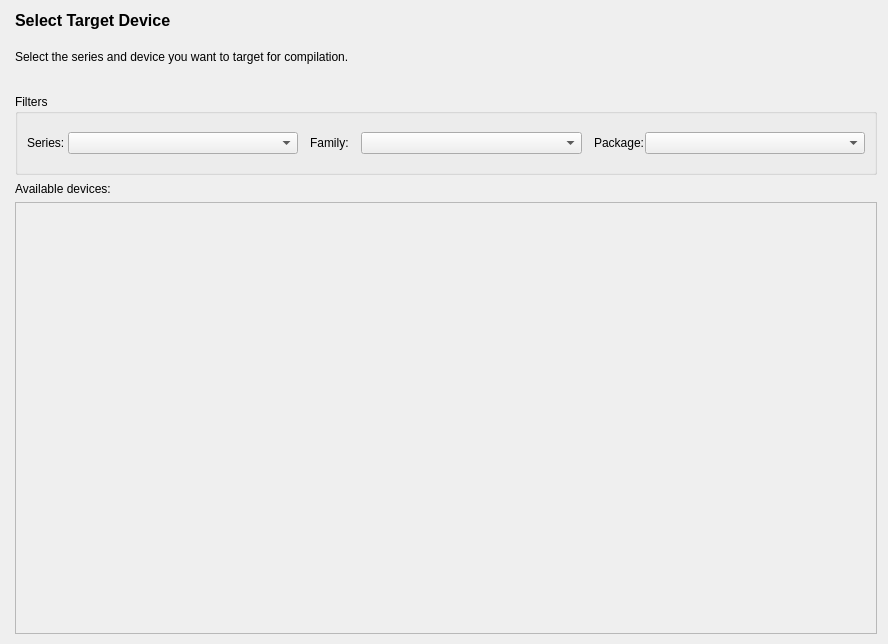
Before: the Qt Designer form src/NewProject/device_planner_form.ui in os-fpga/FOEDAG, drawn with Qt 5.
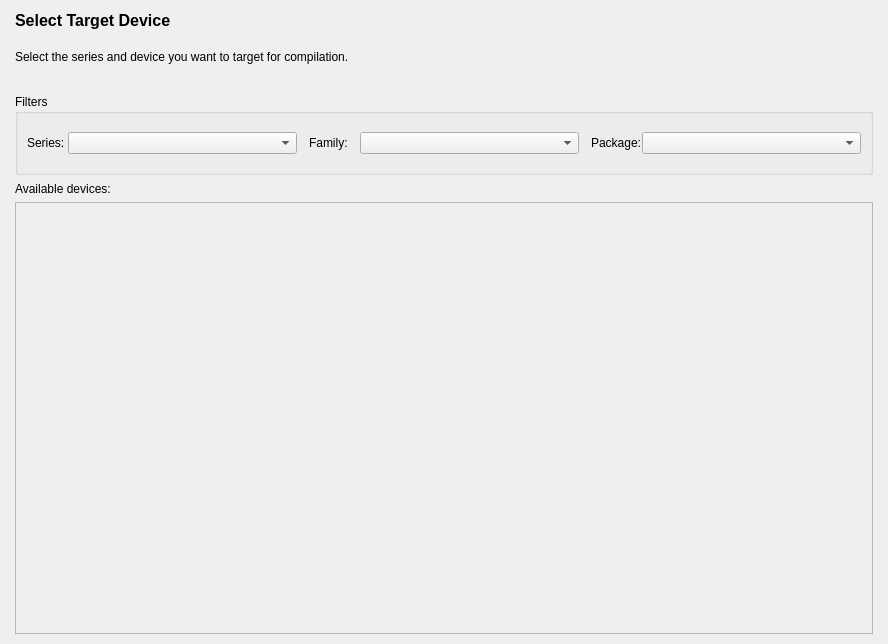
After: the same form once the commit is applied.

```diff
--- a/src/NewProject/device_planner_form.ui
+++ b/src/NewProject/device_planner_form.ui
@@ -20,6 +20,9 @@
    <property name="leftMargin">
     <number>15</number>
    </property>
+   <property name="rightMargin">
+    <number>15</number>
+   </property>
    <property name="bottomMargin">
     <number>0</number>
    </property>
@@ -29,7 +32,6 @@
       <font>
        <family>Arial</family>
        <pointsize>12</pointsize>
-       <weight>75</weight>
        <bold>true</bold>
       </font>
      </property>
```
